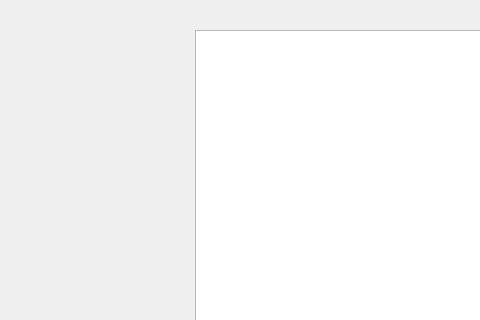
Before: the Qt Designer form Progetto/paginarivista.ui in marcovirgillo/ProgettoPO, drawn with Qt 5; both pictures show x 365 to 845 and y 0 to 320 of the 1024 by 768 pixel window.
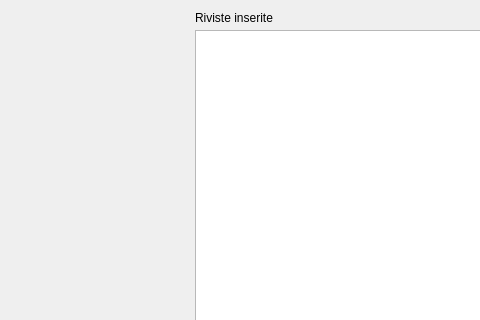
After: the same form once the commit is applied.

The edit to the form file:
```diff
--- a/Progetto/paginarivista.ui
+++ b/Progetto/paginarivista.ui
@@ -176,6 +176,19 @@
       </rect>
      </property>
     </widget>
+    <widget class="QLabel" name="labelRivisteInserite">
+     <property name="geometry">
+      <rect>
+       <x>560</x>
+       <y>10</y>
+       <width>91</width>
+       <height>16</height>
+      </rect>
+     </property>
+     <property name="text">
+      <string>Riviste inserite</string>
+     </property>
+    </widget>
    </widget>
   </widget>
  </widget>
```
